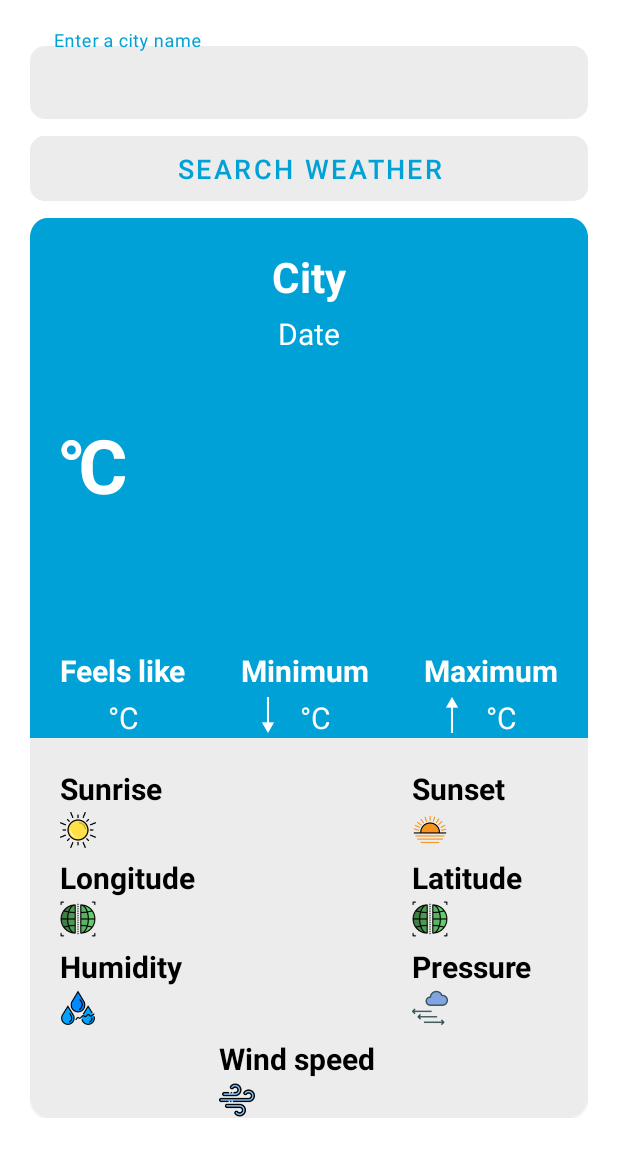
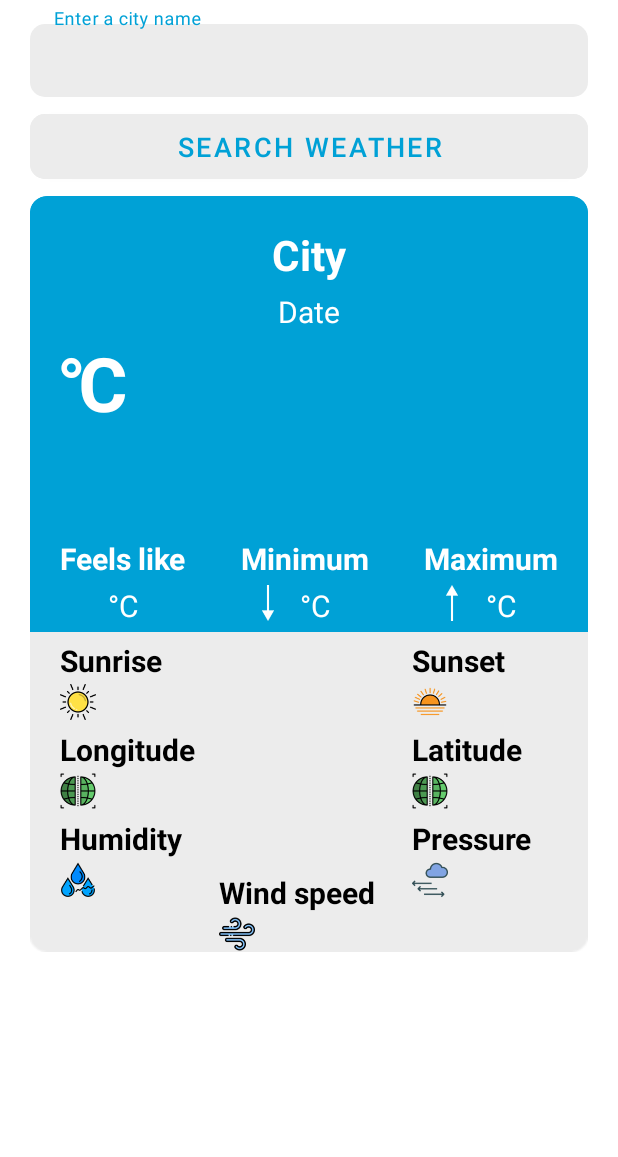
Before and after one commit to Camarederic/WeatherApp, an Android app: the screen it shows after launch (MainActivity), on a phone screen of 412 x 824 dp. Shown: the top 1157 px of the screen. Run offline under Robolectric (Android 15) with nearby library versions, the phone set to English and light mode, and no system bars; our stand-ins replace Picasso, Volley; pictures from the network do not load.

Commit message:
Size for different smartphone screens

```diff
--- a/app/build.gradle
+++ b/app/build.gradle
@@ -9,8 +9,8 @@ android {
         applicationId "com.camarederic.myapplication"
         minSdk 26
         targetSdk 32
-        versionCode 1
-        versionName "1.0"
+        versionCode 2
+        versionName "1.1"
 
         testInstrumentationRunner "androidx.test.runner.AndroidJUnitRunner"
     }
--- a/app/src/main/res/layout-xxxhdpi/activity_main.xml
+++ b/app/src/main/res/layout-xxhdpi/activity_main.xml
@@ -11,7 +11,7 @@
         android:layout_width="match_parent"
         android:layout_height="wrap_content"
         android:layout_marginStart="20dp"
-        android:layout_marginTop="20dp"
+        android:layout_marginTop="5dp"
         android:layout_marginEnd="20dp"
         app:boxBackgroundMode="none"
         app:boxStrokeWidth="0dp"
@@ -112,7 +112,6 @@
             android:layout_width="wrap_content"
             android:layout_height="match_parent"
             android:layout_marginStart="20dp"
-            android:layout_marginTop="40dp"
             android:text="@string/text_view_temperature"
             android:textColor="#FFFFFF"
             android:textSize="50sp"
@@ -139,7 +138,7 @@
             android:layout_width="wrap_content"
             android:layout_height="match_parent"
             android:layout_marginStart="20dp"
-            android:layout_marginTop="90dp"
+            android:layout_marginTop="70dp"
             android:text="@string/feels_like"
             android:textColor="#FFFFFF"
             android:textSize="20sp"
@@ -288,7 +287,7 @@
             android:layout_width="wrap_content"
             android:layout_height="match_parent"
             android:layout_marginStart="20dp"
-            android:layout_marginTop="20dp"
+            android:layout_marginTop="5dp"
             android:text="@string/sunrise"
             android:textColor="#000000"
             android:textSize="20sp"
@@ -394,7 +393,7 @@
             android:id="@+id/textView13"
             android:layout_width="wrap_content"
             android:layout_height="match_parent"
-            android:layout_marginTop="20dp"
+            android:layout_marginTop="5dp"
             android:layout_marginEnd="55dp"
             android:text="@string/sunset"
             android:textColor="#000000"
@@ -442,7 +441,7 @@
             android:id="@+id/textView23"
             android:layout_width="wrap_content"
             android:layout_height="match_parent"
-            android:layout_marginTop="200dp"
+            android:layout_marginTop="160dp"
             android:text="@string/wind_speed"
             android:textColor="#000000"
             android:textSize="20sp"
--- a/app/src/main/res/layout/activity_main.xml
+++ b/app/src/main/res/layout/activity_main.xml
@@ -11,7 +11,7 @@
         android:layout_width="match_parent"
         android:layout_height="wrap_content"
         android:layout_marginStart="20dp"
-        android:layout_marginTop="5dp"
+        android:layout_marginTop="20dp"
         android:layout_marginEnd="20dp"
         app:boxBackgroundMode="none"
         app:boxStrokeWidth="0dp"
@@ -57,7 +57,7 @@
         android:layout_width="match_parent"
         android:layout_height="wrap_content"
         android:layout_marginStart="20dp"
-        android:layout_marginTop="5dp"
+        android:layout_marginTop="10dp"
         android:layout_marginEnd="20dp"
         android:layout_marginBottom="30dp"
         android:background="@drawable/rectangle"
@@ -112,6 +112,7 @@
             android:layout_width="wrap_content"
             android:layout_height="match_parent"
             android:layout_marginStart="20dp"
+            android:layout_marginTop="40dp"
             android:text="@string/text_view_temperature"
             android:textColor="#FFFFFF"
             android:textSize="50sp"
@@ -138,7 +139,7 @@
             android:layout_width="wrap_content"
             android:layout_height="match_parent"
             android:layout_marginStart="20dp"
-            android:layout_marginTop="70dp"
+            android:layout_marginTop="80dp"
             android:text="@string/feels_like"
             android:textColor="#FFFFFF"
             android:textSize="20sp"
@@ -287,7 +288,7 @@
             android:layout_width="wrap_content"
             android:layout_height="match_parent"
             android:layout_marginStart="20dp"
-            android:layout_marginTop="10dp"
+            android:layout_marginTop="20dp"
             android:text="@string/sunrise"
             android:textColor="#000000"
             android:textSize="20sp"
@@ -393,7 +394,7 @@
             android:id="@+id/textView13"
             android:layout_width="wrap_content"
             android:layout_height="match_parent"
-            android:layout_marginTop="10dp"
+            android:layout_marginTop="20dp"
             android:layout_marginEnd="55dp"
             android:text="@string/sunset"
             android:textColor="#000000"
@@ -441,7 +442,7 @@
             android:id="@+id/textView23"
             android:layout_width="wrap_content"
             android:layout_height="match_parent"
-            android:layout_marginTop="160dp"
+            android:layout_marginTop="200dp"
             android:text="@string/wind_speed"
             android:textColor="#000000"
             android:textSize="20sp"
```
